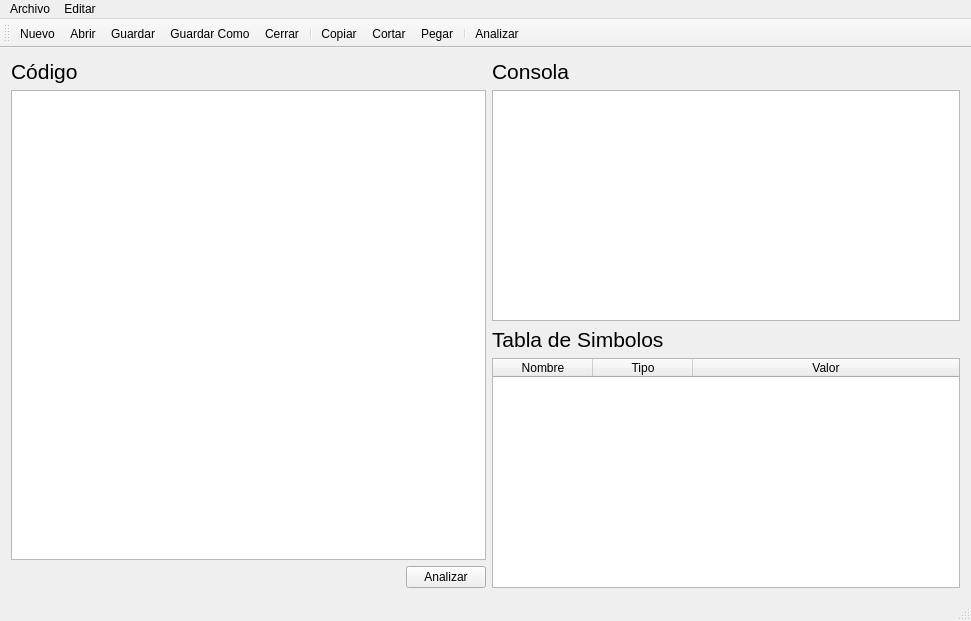
First picture: the form in mainwindow.ui, repository Ethrios/prism-geom, before the edit.
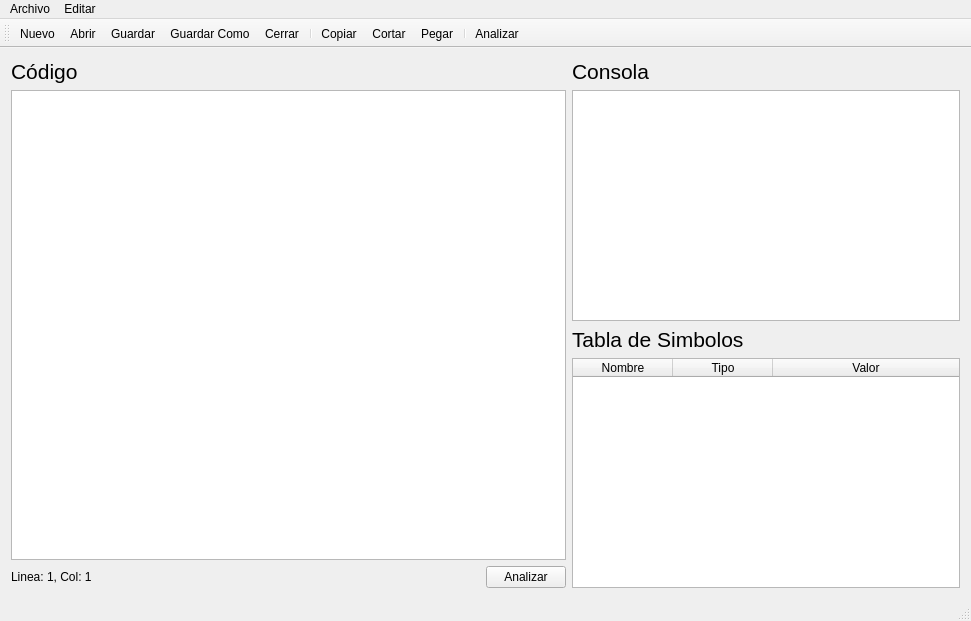
Second picture: the form after the edit. Icons and pictures are not drawn.

Patch:
```diff
--- a/mainwindow.ui
+++ b/mainwindow.ui
@@ -61,11 +61,21 @@
       </item>
       <item>
        <layout class="QHBoxLayout" name="horizontalLayout_2">
+        <item>
+         <widget class="QLabel" name="positionLabel">
+          <property name="text">
+           <string>Linea: 1, Col: 1</string>
+          </property>
+         </widget>
+        </item>
         <item>
          <spacer name="horizontalSpacer">
           <property name="orientation">
            <enum>Qt::Horizontal</enum>
           </property>
+          <property name="sizeType">
+           <enum>QSizePolicy::Minimum</enum>
+          </property>
           <property name="sizeHint" stdset="0">
            <size>
             <width>388</width>
```
Left out of the diff: 3 changed lines with no effect on the pictures.
